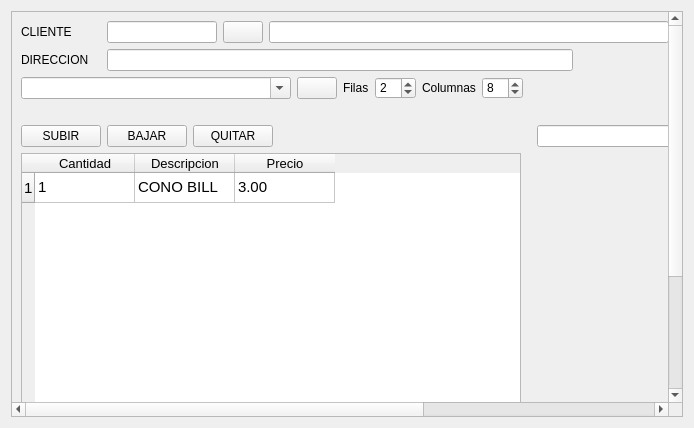
Before: the Qt Designer form BMKSistema/comprobante/comprobante.ui in radtek/manager, drawn with Qt 5.
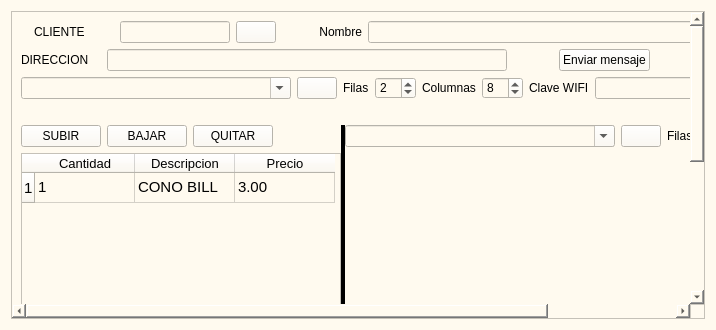
After: the same form once the commit is applied. Icons and pictures are not drawn.

```diff
--- a/BMKSistema/comprobante/comprobante.ui
+++ b/BMKSistema/comprobante/comprobante.ui
@@ -6,8 +6,8 @@
    <rect>
     <x>0</x>
     <y>0</y>
-    <width>694</width>
-    <height>428</height>
+    <width>716</width>
+    <height>330</height>
    </rect>
   </property>
   <property name="sizePolicy">
@@ -24,7 +24,8 @@
     <normaloff>:/new/Iconos/electronic_billing_machine_256.png</normaloff>:/new/Iconos/electronic_billing_machine_256.png</iconset>
   </property>
   <property name="styleSheet">
-   <string notr="true">QSplitter::handle{ background-color: black }</string>
+   <string notr="true">QSplitter::handle{ background-color: black }
+QWidget{ background-color: rgb(255, 250, 239) }</string>
   </property>
   <layout class="QVBoxLayout" name="verticalLayout_7">
    <property name="spacing">
@@ -39,19 +40,24 @@
       <property name="geometry">
        <rect>
         <x>0</x>
-        <y>-228</y>
-        <width>1012</width>
-        <height>619</height>
+        <y>0</y>
+        <width>820</width>
+        <height>627</height>
        </rect>
       </property>
-      <layout class="QVBoxLayout" name="verticalLayout_4">
-       <item>
         <layout class="QVBoxLayout" name="verticalLayout_3">
-         <property name="spacing">
-          <number>6</number>
-         </property>
          <item>
           <layout class="QHBoxLayout" name="horizontalLayout">
+         <item>
+          <widget class="QLabel" name="label_3">
+           <property name="text">
+            <string/>
+           </property>
+           <property name="pixmap">
+            <pixmap>:/new/Iconos/bill_mc_quack.ico</pixmap>
+           </property>
+          </widget>
+         </item>
            <item>
             <widget class="QLabel" name="label">
              <property name="minimumSize">
@@ -92,6 +98,22 @@
              </property>
             </widget>
            </item>
+         <item>
+          <widget class="QLabel" name="label_2">
+           <property name="minimumSize">
+            <size>
+             <width>80</width>
+             <height>0</height>
+            </size>
+           </property>
+           <property name="text">
+            <string>Nombre</string>
+           </property>
+           <property name="alignment">
+            <set>Qt::AlignRight|Qt::AlignTrailing|Qt::AlignVCenter</set>
+           </property>
+          </widget>
+         </item>
            <item>
             <widget class="QLineEdit" name="lineEdit_nombre">
              <property name="minimumSize">
@@ -139,7 +161,39 @@
             </widget>
            </item>
            <item>
-            <widget class="QLineEdit" name="lineEdit_direccion"/>
+          <widget class="QLineEdit" name="lineEdit_direccion">
+           <property name="minimumSize">
+            <size>
+             <width>400</width>
+             <height>0</height>
+            </size>
+           </property>
+          </widget>
+         </item>
+         <item>
+          <widget class="QPushButton" name="pushButton_google_maps">
+           <property name="text">
+            <string/>
+           </property>
+           <property name="icon">
+            <iconset>
+             <normaloff>:/new/Iconos/google_maps.png</normaloff>:/new/Iconos/google_maps.png</iconset>
+           </property>
+           <property name="flat">
+            <bool>true</bool>
+           </property>
+          </widget>
+         </item>
+         <item>
+          <widget class="QPushButton" name="pushButton_send_msg">
+           <property name="text">
+            <string>Enviar mensaje</string>
+           </property>
+           <property name="icon">
+            <iconset>
+             <normaloff>:/new/Iconos/send-message-button.png</normaloff>:/new/Iconos/send-message-button.png</iconset>
+           </property>
+          </widget>
            </item>
            <item>
             <spacer name="horizontalSpacer_8">
@@ -157,7 +211,7 @@
           </layout>
          </item>
          <item>
-          <layout class="QHBoxLayout" name="horizontalLayout_3" stretch="0,0,0,0,0,0,0">
+        <layout class="QHBoxLayout" name="horizontalLayout_3" stretch="0,0,0,0,0,0,0,0,0,0">
            <item>
             <widget class="QComboBox" name="comboBox_familia">
              <property name="minimumSize">
@@ -222,6 +276,43 @@
              </property>
             </widget>
            </item>
+         <item>
+          <widget class="QLabel" name="label_clave">
+           <property name="text">
+            <string>Clave WIFI</string>
+           </property>
+          </widget>
+         </item>
+         <item>
+          <widget class="QLineEdit" name="lineEdit_clave">
+           <property name="minimumSize">
+            <size>
+             <width>180</width>
+             <height>0</height>
+            </size>
+           </property>
+           <property name="maximumSize">
+            <size>
+             <width>180</width>
+             <height>16777215</height>
+            </size>
+           </property>
+          </widget>
+         </item>
+         <item>
+          <widget class="QPushButton" name="pushButton_guardar_clave">
+           <property name="text">
+            <string/>
+           </property>
+           <property name="icon">
+            <iconset>
+             <normaloff>:/new/Iconos/save.png</normaloff>:/new/Iconos/save.png</iconset>
+           </property>
+           <property name="flat">
+            <bool>true</bool>
+           </property>
+          </widget>
+         </item>
            <item>
             <spacer name="horizontalSpacer_3">
              <property name="orientation">
@@ -280,11 +371,12 @@
            </item>
           </layout>
          </item>
-        </layout>
-       </item>
        <item>
-        <layout class="QHBoxLayout" name="horizontalLayout_11">
-         <item>
+        <widget class="QSplitter" name="splitter_mid">
+         <property name="orientation">
+          <enum>Qt::Horizontal</enum>
+         </property>
+         <widget class="QWidget" name="layoutWidget">
           <layout class="QVBoxLayout" name="verticalLayout">
            <item>
             <layout class="QHBoxLayout" name="horizontalLayout_4">
@@ -326,9 +418,12 @@
                <property name="orientation">
                 <enum>Qt::Horizontal</enum>
                </property>
+               <property name="sizeType">
+                <enum>QSizePolicy::MinimumExpanding</enum>
+               </property>
                <property name="sizeHint" stdset="0">
                 <size>
-                 <width>98</width>
+                 <width>13</width>
                  <height>17</height>
                 </size>
                </property>
@@ -346,14 +441,14 @@
              </property>
              <property name="minimumSize">
               <size>
-               <width>500</width>
+               <width>320</width>
                <height>280</height>
               </size>
              </property>
              <property name="maximumSize">
               <size>
-               <width>16777215</width>
-               <height>16777215</height>
+               <width>320</width>
+               <height>280</height>
               </size>
              </property>
              <property name="font">
@@ -577,12 +672,9 @@
             </layout>
            </item>
           </layout>
-         </item>
-         <item>
-          <layout class="QVBoxLayout" name="verticalLayout_5">
-           <property name="leftMargin">
-            <number>10</number>
-           </property>
+         </widget>
+         <widget class="QWidget" name="layoutWidget">
+          <layout class="QVBoxLayout" name="verticalLayout_4">
            <item>
             <layout class="QHBoxLayout" name="horizontalLayout_2">
              <item>
@@ -706,7 +798,7 @@
                </property>
                <property name="sizeHint" stdset="0">
                 <size>
-                 <width>0</width>
+                 <width>13</width>
                  <height>20</height>
                 </size>
                </property>
@@ -715,8 +807,8 @@
             </layout>
            </item>
           </layout>
-         </item>
-        </layout>
+         </widget>
+        </widget>
        </item>
        <item>
         <layout class="QHBoxLayout" name="horizontalLayout_5">
```
Left out of the diff: 57 changed lines with no effect on the pictures. Lines whose indentation alone changed are shown as unchanged.
